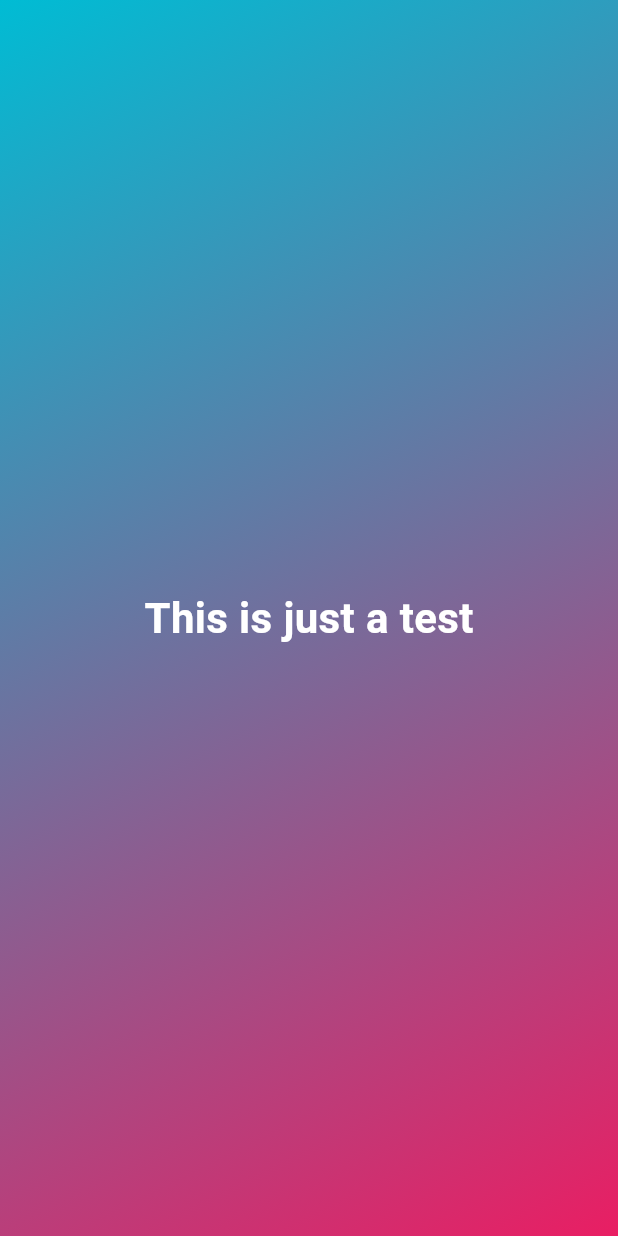
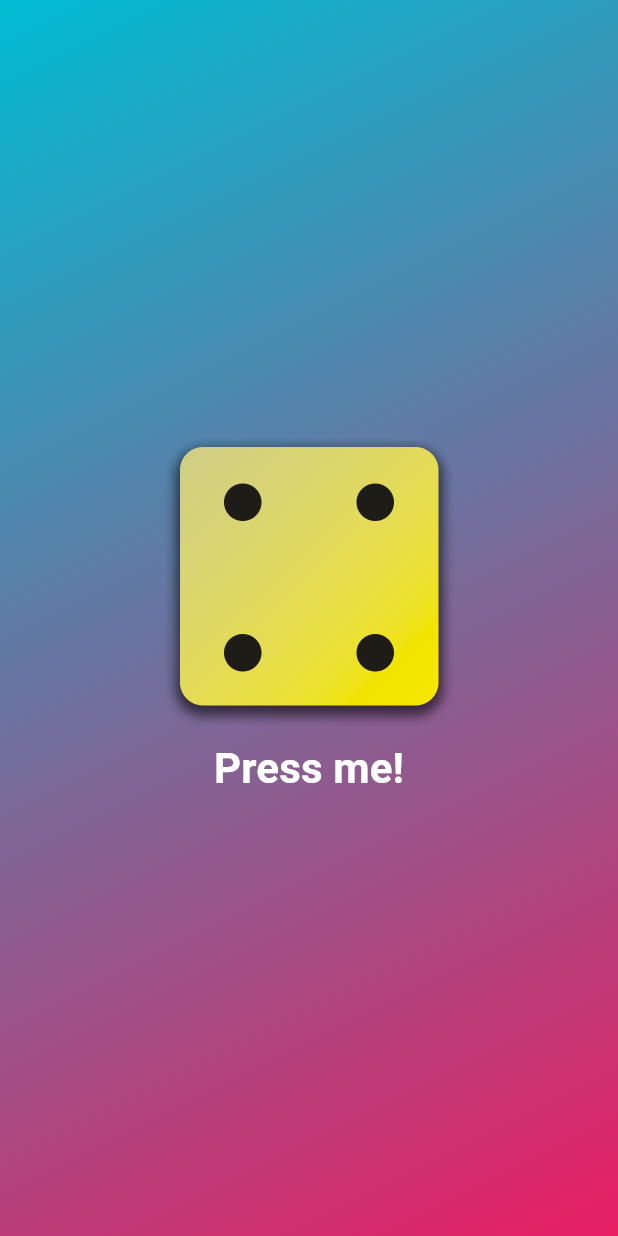
Before and after one commit to eacardenase/flutter_dice, a Flutter app: the screen it shows after launch, on a phone screen of 412 x 824 dp. Run offline on Flutter 3.47's test engine with Material 3 defaults, Android fonts, the phone set to English and light mode, and no system bars.

Commit message:
feat: add assets and show multiple widgets with columns

```diff
--- a/lib/widgets/gradient_container.dart
+++ b/lib/widgets/gradient_container.dart
@@ -1,6 +1,5 @@
+import 'package:dice_app/widgets/styled_text.dart';
 import 'package:flutter/material.dart';
-
-import 'package:dice_app/widgets/styled_text.dart';
 
 class GradientContainer extends StatelessWidget {
   const GradientContainer({
@@ -9,6 +8,10 @@ class GradientContainer extends StatelessWidget {
   });
 
   final List<Color> colors;
+
+  void rollDice() {
+    print("A dice was rolled");
+  }
 
   @override
   Widget build(BuildContext context) {
@@ -19,8 +22,20 @@ class GradientContainer extends StatelessWidget {
         end: Alignment.bottomRight,
         colors: colors,
       )),
-      child: const Center(
-        child: StyledText("This is just a test"),
+      child: Center(
+        child: Column(
+          mainAxisAlignment: MainAxisAlignment.center,
+          children: [
+            Image.asset(
+              "assets/images/dice-4.png",
+              width: 200,
+            ),
+            TextButton(
+              onPressed: rollDice,
+              child: const StyledText("Press me!"),
+            )
+          ],
+        ),
       ),
     );
   }
```
Also changed, not shown: pubspec.yaml (+3 -6 lines), assets/images/dice-1.png (added), assets/images/dice-2.png (added), assets/images/dice-3.png (added), assets/images/dice-4.png (added), assets/images/dice-5.png (added), assets/images/dice-6.png (added).
